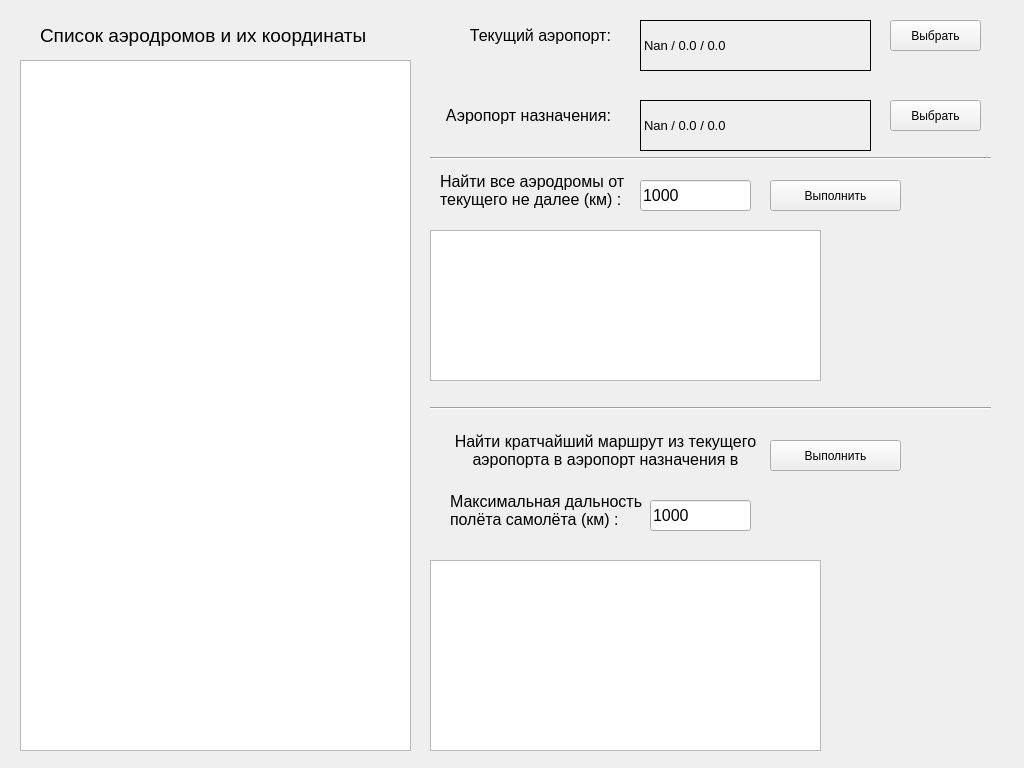
This is widget.ui in bobreg/test_task as Qt 5 draws it before an edit. The edited form follows.
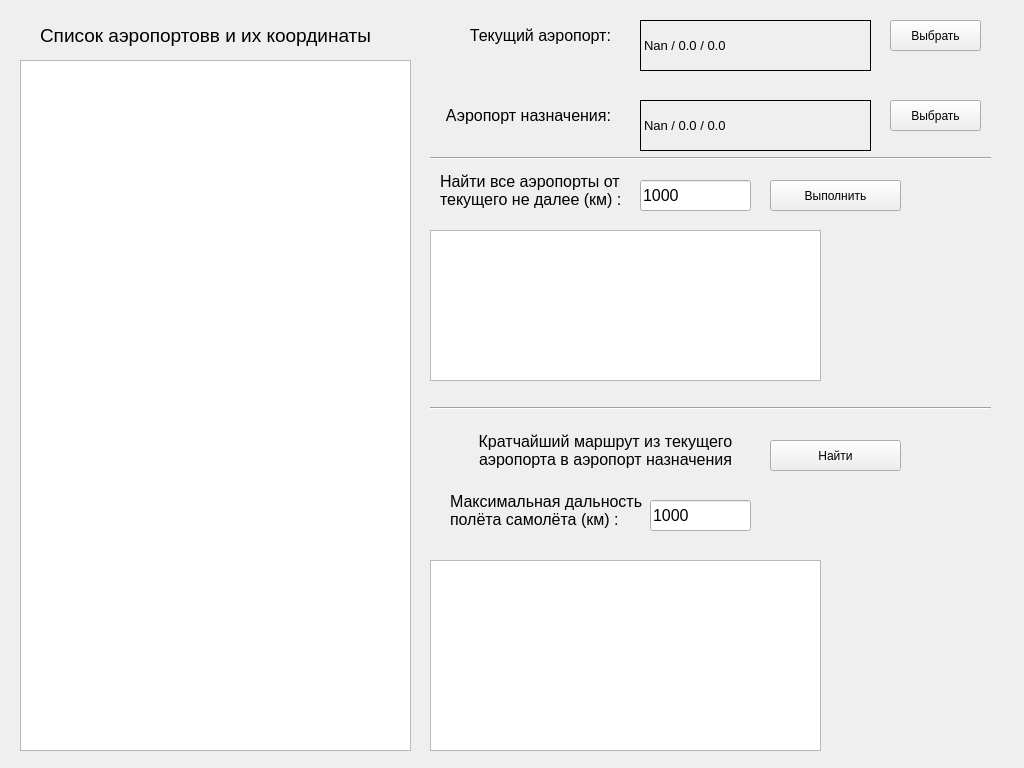
This is the edited form.

Diff of the .ui file:
```diff
--- a/widget.ui
+++ b/widget.ui
@@ -28,7 +28,7 @@
     </font>
    </property>
    <property name="text">
-    <string>Список аэродромов и их координаты</string>
+    <string>Список аэропортовв и их координаты</string>
    </property>
   </widget>
   <widget class="QLabel" name="label_2">
@@ -251,7 +251,7 @@
     </font>
    </property>
    <property name="text">
-    <string>Найти все аэродромы от текущего не далее (км) :</string>
+    <string>Найти все аэропорты от текущего не далее (км) :</string>
    </property>
    <property name="alignment">
     <set>Qt::AlignLeading|Qt::AlignLeft|Qt::AlignVCenter</set>
@@ -327,7 +327,7 @@
     </rect>
    </property>
    <property name="text">
-    <string>Выполнить</string>
+    <string>Найти</string>
    </property>
   </widget>
   <widget class="QTableWidget" name="tableWidget_3">
@@ -361,7 +361,7 @@
     </font>
    </property>
    <property name="text">
-    <string>Найти кратчайший маршрут из текущего аэропорта в аэропорт назначения в</string>
+    <string>Кратчайший маршрут из текущего аэропорта в аэропорт назначения</string>
    </property>
    <property name="alignment">
     <set>Qt::AlignCenter</set>
```
